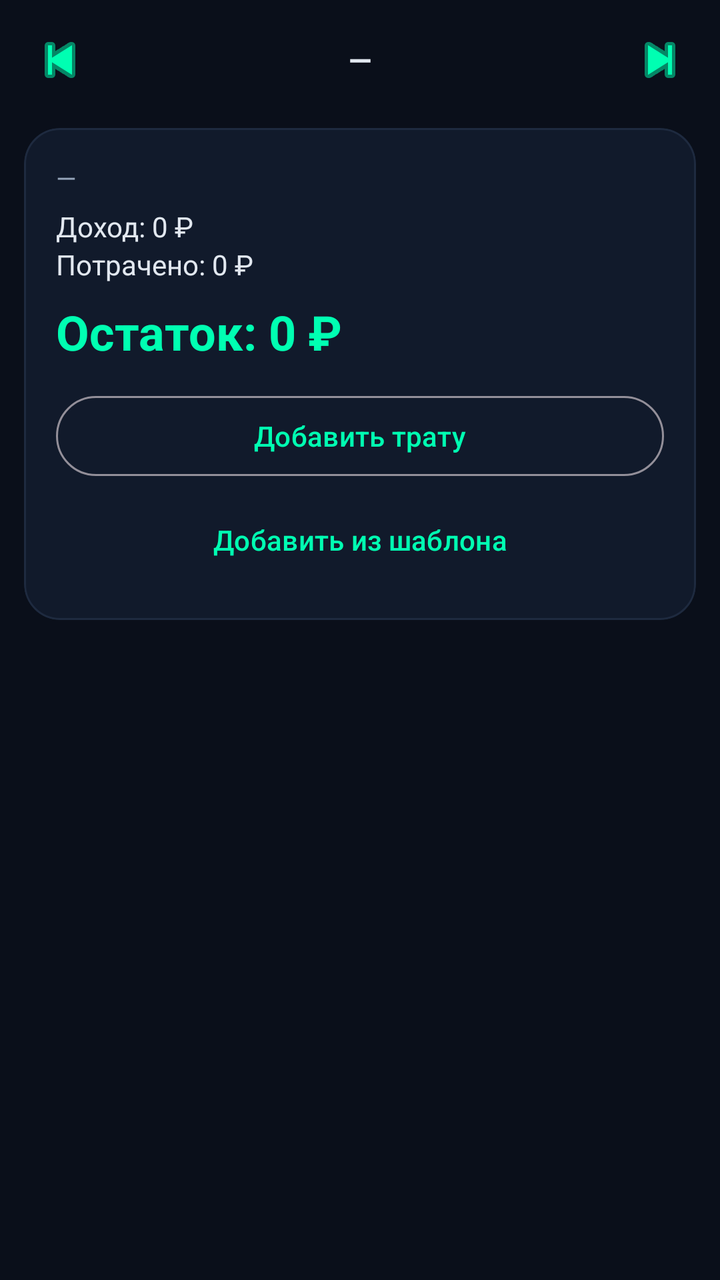
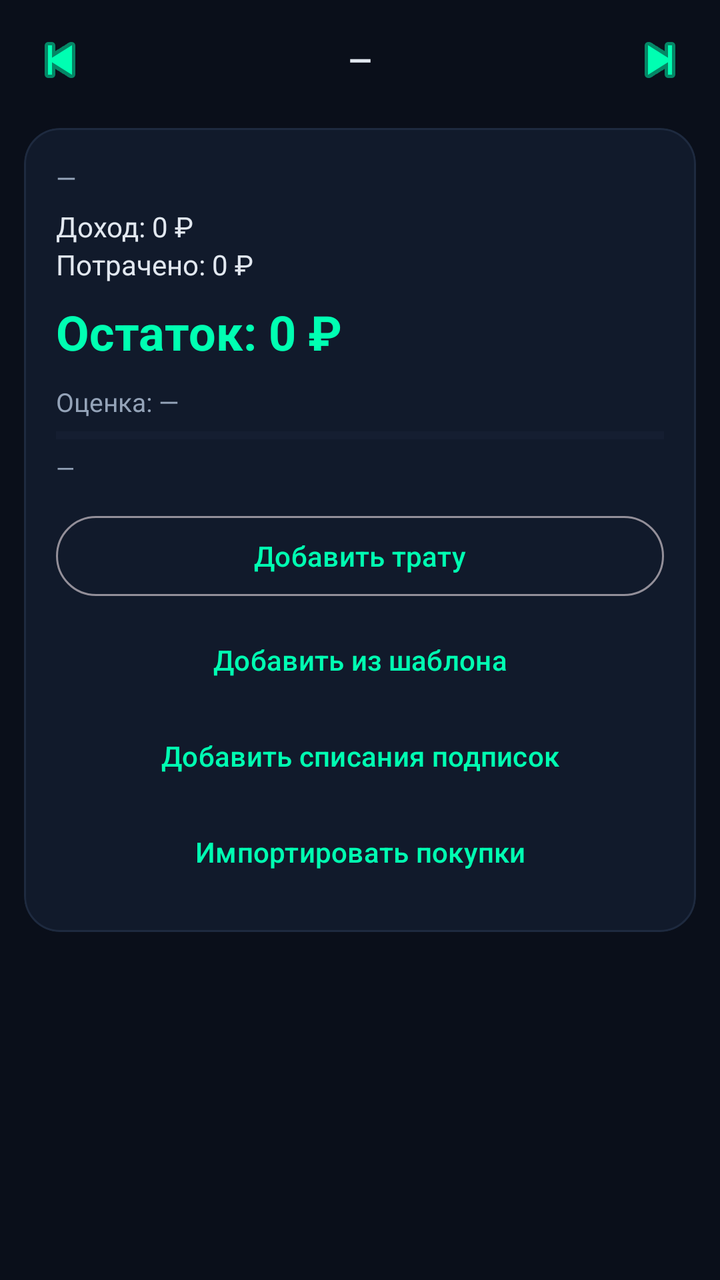

Two renders of the same Android screen: before a commit and after it. Below are the layout's source before the change and the commit's diff.
<!-- AndroidManifest.xml: application theme Theme.TaskMGR -->
<!-- res/layout/fragment_finance_periods.xml -->
<?xml version="1.0" encoding="utf-8"?>
<LinearLayout xmlns:android="http://schemas.android.com/apk/res/android"
  android:layout_width="match_parent"
  android:layout_height="match_parent"
  android:orientation="vertical">

  
  <LinearLayout
    android:layout_width="match_parent"
    android:layout_height="wrap_content"
    android:orientation="horizontal"
    android:gravity="center_vertical"
    android:paddingStart="8dp"
    android:paddingEnd="8dp"
    android:paddingTop="8dp">

    <ImageButton
      android:id="@+id/btn_prev_period"
      android:layout_width="44dp"
      android:layout_height="44dp"
      android:background="?attr/selectableItemBackgroundBorderless"
      android:src="@android:drawable/ic_media_previous"
      android:tint="@color/neon_green"
      android:contentDescription="Предыдущий период" />

    <TextView
      android:id="@+id/tv_period_name"
      android:layout_width="0dp"
      android:layout_height="wrap_content"
      android:layout_weight="1"
      android:gravity="center"
      android:text="—"
      android:textSize="15sp"
      android:textStyle="bold"
      android:textColor="@color/text_primary"
      android:maxLines="1"
      android:ellipsize="end" />

    <ImageButton
      android:id="@+id/btn_next_period"
      android:layout_width="44dp"
      android:layout_height="44dp"
      android:background="?attr/selectableItemBackgroundBorderless"
      android:src="@android:drawable/ic_media_next"
      android:tint="@color/neon_green"
      android:contentDescription="Следующий период" />
  </LinearLayout>

  <ScrollView
    android:layout_width="match_parent"
    android:layout_height="0dp"
    android:layout_weight="1"
    android:fillViewport="true">

    <LinearLayout
      android:layout_width="match_parent"
      android:layout_height="wrap_content"
      android:orientation="vertical"
      android:padding="12dp">

      <com.google.android.material.card.MaterialCardView
        android:id="@+id/card_fin_summary"
        style="@style/Widget.TaskMGR.Card"
        android:layout_width="match_parent"
        android:layout_height="wrap_content">

        <LinearLayout
          android:layout_width="match_parent"
          android:layout_height="wrap_content"
          android:orientation="vertical"
          android:padding="16dp">

          <TextView
            android:id="@+id/tv_fin_period_range"
            android:layout_width="match_parent"
            android:layout_height="wrap_content"
            android:textSize="13sp"
            android:textColor="@color/text_secondary"
            android:text="—" />

          <TextView
            android:id="@+id/tv_fin_income"
            android:layout_width="match_parent"
            android:layout_height="wrap_content"
            android:layout_marginTop="6dp"
            android:textSize="14sp"
            android:textColor="@color/text_primary"
            android:text="Доход: 0 ₽" />

          <TextView
            android:id="@+id/tv_fin_spent"
            android:layout_width="match_parent"
            android:layout_height="wrap_content"
            android:textSize="14sp"
            android:textColor="@color/text_primary"
            android:text="Потрачено: 0 ₽" />

          <TextView
            android:id="@+id/tv_fin_left"
            android:layout_width="match_parent"
            android:layout_height="wrap_content"
            android:layout_marginTop="8dp"
            android:textSize="24sp"
            android:textStyle="bold"
            android:textColor="@color/neon_green"
            android:text="Остаток: 0 ₽" />

          <com.google.android.material.button.MaterialButton
            android:id="@+id/btn_fin_add_expense"
            style="@style/Widget.Material3.Button.OutlinedButton"
            android:layout_width="match_parent"
            android:layout_height="wrap_content"
            android:layout_marginTop="12dp"
            android:text="Добавить трату" />

          <com.google.android.material.button.MaterialButton
            android:id="@+id/btn_fin_add_from_template"
            style="@style/Widget.Material3.Button.TextButton"
            android:layout_width="match_parent"
            android:layout_height="wrap_content"
            android:layout_marginTop="4dp"
            android:text="Добавить из шаблона" />
        </LinearLayout>
      </com.google.android.material.card.MaterialCardView>

      <TextView
        android:id="@+id/tv_fin_empty"
        android:layout_width="match_parent"
        android:layout_height="wrap_content"
        android:padding="24dp"
        android:gravity="center"
        android:text="Период не выбран"
        android:textSize="15sp"
        android:textColor="@color/text_secondary"
        android:visibility="gone" />

      <androidx.recyclerview.widget.RecyclerView
        android:id="@+id/fin_expenses_recycler"
        android:layout_width="match_parent"
        android:layout_height="wrap_content"
        android:layout_marginTop="8dp"
        android:nestedScrollingEnabled="false" />
    </LinearLayout>
  </ScrollView>
</LinearLayout>
<!-- resources referenced by this layout -->
<resources>
  <color name="neon_green">#00FFB2</color>
  <color name="text_primary">#E2E8F0</color>
  <color name="text_secondary">#94A3B8</color>
  <style name="Widget.TaskMGR.Card" parent="Widget.Material3.CardView.Elevated">
      <item name="cardCornerRadius">@dimen/card_corner_radius</item>
      <item name="cardElevation">0dp</item>
      <item name="cardBackgroundColor">@color/surface</item>
      <item name="android:layout_marginBottom">10dp</item>
      <item name="strokeColor">@color/divider</item>
      <item name="strokeWidth">1dp</item>
    </style>
  <dimen name="card_corner_radius">18dp</dimen>
  <color name="surface">#111A2B</color>
  <color name="divider">#1E2A3F</color>
  <style name="TaskMGRWindowAnimation" parent="@android:style/Animation.Activity">
          
          <item name="android:activityOpenEnterAnimation">@anim/fade_in</item>
          <item name="android:activityOpenExitAnimation">@anim/no_anim</item>
          
          <item name="android:activityCloseEnterAnimation">@anim/fade_in</item>
          <item name="android:activityCloseExitAnimation">@anim/no_anim</item>
      </style>
  <color name="text_on_accent">#0A0F1A</color>
  <color name="electric_purple">#A855F7</color>
  <color name="amber">#FBBF24</color>
  <color name="raspberry">#FF3B6B</color>
  <color name="bg">#0A0F1A</color>
  <color name="surface_variant">#1E2A3F</color>
  <color name="text_tertiary">#64748B</color>
  <style name="ThemeOverlay.TaskMGR.DatePicker" parent="ThemeOverlay.AppCompat.Dialog">
          <item name="colorAccent">@color/neon_green</item>
          <item name="colorPrimary">@color/neon_green</item>
          <item name="android:colorAccent">@color/neon_green</item>
          <item name="android:colorControlActivated">@color/neon_green</item>
          <item name="android:windowBackground">@color/surface_raised</item>
          <item name="android:textColorPrimary">@color/text_primary</item>
          <item name="android:textColorSecondary">@color/text_secondary</item>
          <item name="android:textColor">@color/neon_green</item>
      </style>
  <style name="TaskMGRSpinner" parent="Widget.AppCompat.Spinner">
      <item name="android:popupBackground">@drawable/dialog_bg</item>
      <item name="android:textColor">@color/text_primary</item>
      <item name="android:spinnerItemStyle">@style/TaskMGRSpinnerItem</item>
      <item name="android:spinnerDropDownItemStyle">@style/TaskMGRSpinnerItem</item>
    </style>
  <style name="Widget.TaskMGR.Fab" parent="Widget.Material3.FloatingActionButton.Primary">
      <item name="backgroundTint">@color/neon_green</item>
      <item name="tint">@color/text_on_accent</item>
      <item name="android:elevation">8dp</item>
      <item name="elevation">8dp</item>
    </style>
  <color name="surface_raised">#16223A</color>
  <!-- drawable dialog_bg (drawable) -->
  <?xml version="1.0" encoding="utf-8"?>
  
  <shape xmlns:android="http://schemas.android.com/apk/res/android"
      android:shape="rectangle">
      <solid android:color="@color/surface_raised" />
      <corners android:radius="22dp" />
      <stroke android:width="1dp" android:color="@color/divider" />
  </shape>
  <color name="divider_strong">#2A3A55</color>
  <color name="neon_green_dim">#00C28A</color>
  <style name="ShapeAppearance.TaskMGR.Dialog" parent="">
          <item name="cornerFamily">rounded</item>
          <item name="cornerSize">22dp</item>
      </style>
  <style name="TaskMGRSpinnerItem" parent="Widget.AppCompat.TextView.SpinnerItem">
      <item name="android:textColor">@color/text_primary</item>
      <item name="android:textSize">15sp</item>
    </style>
  <!-- unchanged entries left out for length: 2 -->
</resources>

<!-- the commit's change to res/layout/fragment_finance_periods.xml (unified diff, before → after) -->
@@ -105,6 +105,47 @@
             android:textColor="@color/neon_green"
             android:text="Остаток: 0 ₽" />
 
+          
+
+          <TextView
+            android:id="@+id/tv_fin_score_label"
+            android:layout_width="match_parent"
+            android:layout_height="wrap_content"
+            android:layout_marginTop="10dp"
+            android:textSize="13sp"
+            android:textColor="@color/text_secondary"
+            android:text="Оценка: —" />
+
+          <ProgressBar
+            android:id="@+id/pb_fin_score"
+            style="?android:attr/progressBarStyleHorizontal"
+            android:layout_width="match_parent"
+            android:layout_height="8dp"
+            android:layout_marginTop="4dp"
+            android:max="100"
+            android:progress="0"
+            android:progressTint="@color/neon_green"
+            android:progressBackgroundTint="@color/surface_variant" />
+
+          <TextView
+            android:id="@+id/tv_fin_score_subtitle"
+            android:layout_width="match_parent"
+            android:layout_height="wrap_content"
+            android:layout_marginTop="4dp"
+            android:textSize="12sp"
+            android:textColor="@color/text_secondary"
+            android:text="—" />
+
+          <TextView
+            android:id="@+id/tv_fin_score_trend"
+            android:layout_width="match_parent"
+            android:layout_height="wrap_content"
+            android:textSize="12sp"
+            android:textColor="@color/text_tertiary"
+            android:visibility="gone" />
+
+          
+
           <com.google.android.material.button.MaterialButton
             android:id="@+id/btn_fin_add_expense"
             style="@style/Widget.Material3.Button.OutlinedButton"
@@ -120,6 +161,22 @@
             android:layout_height="wrap_content"
             android:layout_marginTop="4dp"
             android:text="Добавить из шаблона" />
+
+          <com.google.android.material.button.MaterialButton
+            android:id="@+id/btn_fin_add_subs"
+            style="@style/Widget.Material3.Button.TextButton"
+            android:layout_width="match_parent"
+            android:layout_height="wrap_content"
+            android:layout_marginTop="0dp"
+            android:text="Добавить списания подписок" />
+
+          <com.google.android.material.button.MaterialButton
+            android:id="@+id/btn_fin_add_shopping"
+            style="@style/Widget.Material3.Button.TextButton"
+            android:layout_width="match_parent"
+            android:layout_height="wrap_content"
+            android:layout_marginTop="0dp"
+            android:text="Импортировать покупки" />
         </LinearLayout>
       </com.google.android.material.card.MaterialCardView>
 
